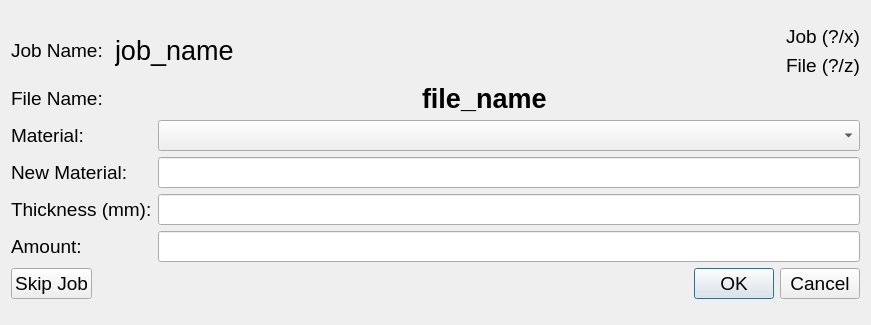
Qt form creator_administrator/printer/ui/enter_job_details_dialog.ui (GijsGroote/creator_administrator) before a commit.
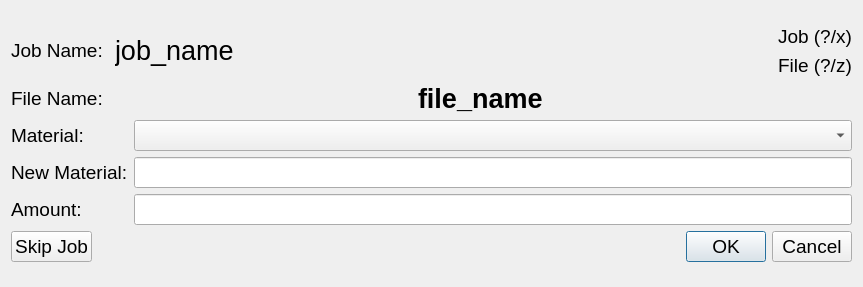
The same form after that commit.

Diff of the .ui file:
```diff
--- a/creator_administrator/printer/ui/enter_job_details_dialog.ui
+++ b/creator_administrator/printer/ui/enter_job_details_dialog.ui
@@ -6,8 +6,8 @@
    <rect>
     <x>0</x>
     <y>0</y>
-    <width>871</width>
-    <height>325</height>
+    <width>863</width>
+    <height>287</height>
    </rect>
   </property>
   <property name="sizePolicy">
@@ -171,19 +171,6 @@
         <widget class="QLineEdit" name="newMaterialQLineEdit"/>
        </item>
        <item row="2" column="0">
-        <widget class="QLabel" name="thicknessQLabel">
-         <property name="text">
-          <string>Thickness (mm):</string>
-         </property>
-         <property name="buddy">
-          <cstring>thicknessQLineEdit</cstring>
-         </property>
-        </widget>
-       </item>
-       <item row="2" column="1">
-        <widget class="QLineEdit" name="thicknessQLineEdit"/>
-       </item>
-       <item row="3" column="0">
         <widget class="QLabel" name="amountQLabel">
          <property name="text">
           <string>Amount:</string>
@@ -193,7 +180,7 @@
          </property>
         </widget>
        </item>
-       <item row="3" column="1">
+       <item row="2" column="1">
         <widget class="QLineEdit" name="amountQLineEdit"/>
        </item>
       </layout>
```
Left out of the diff: 1 changed line with no effect on the pictures.
